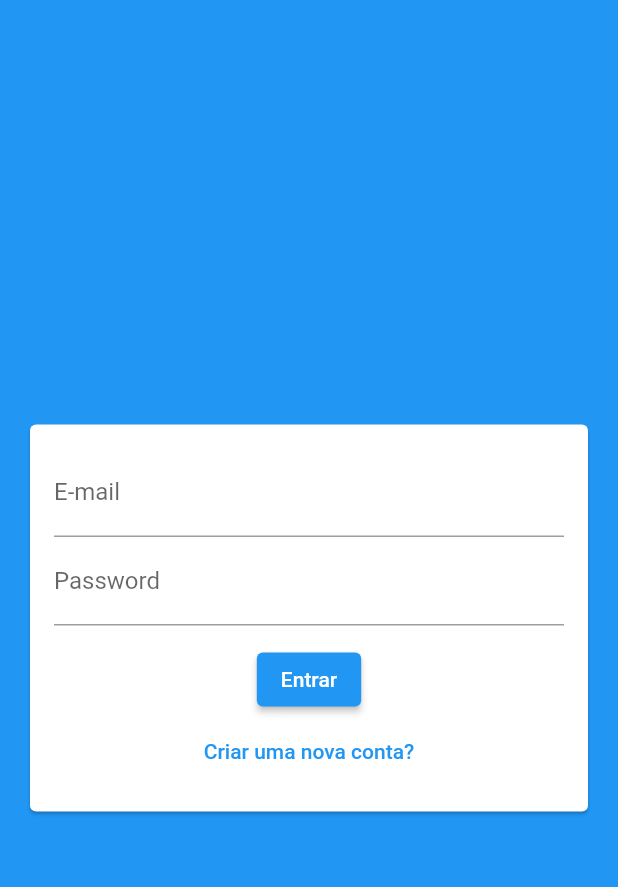
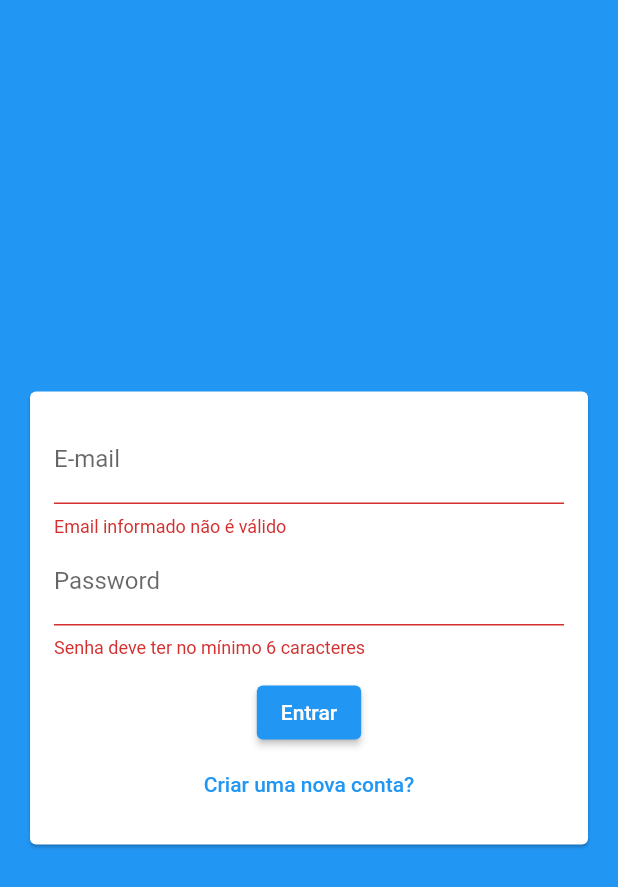
Before and after one commit to Yures1lva/chat-firebase, a Flutter app: the screen it shows after launch, after a tap on "Entrar", on a phone screen of 412 x 824 dp. Shown: the top 887 px of the screen. Run offline on Flutter 3.47's test engine with Material 2 defaults, Android fonts, the phone set to English and light mode, and no system bars.

Commit message:
auterações em auth comunications

```diff
--- a/chat_firebase/lib/componets/auth_form.dart
+++ b/chat_firebase/lib/componets/auth_form.dart
@@ -4,7 +4,8 @@ import 'package:flutter/src/widgets/container.dart';
 import 'package:flutter/src/widgets/framework.dart';
 
 class AuthForm extends StatefulWidget {
-  const AuthForm({super.key});
+  final void Function(AuthFormData) onSubmit;
+  const AuthForm({super.key, required this.onSubmit});
 
   @override
   State<AuthForm> createState() => _AuthFormState();
@@ -15,7 +16,10 @@ class _AuthFormState extends State<AuthForm> {
   final _formData = AuthFormData();
 
   void _submit() {
-    _formkey.currentState?.validate();
+    final isValid = _formkey.currentState?.validate() ?? false;
+    if (!isValid) return;
+
+    widget.onSubmit(_formData);
   }
 
   @override
@@ -34,12 +38,24 @@ class _AuthFormState extends State<AuthForm> {
                     initialValue: _formData.name,
                     onChanged: (name) => _formData.name = name,
                     decoration: InputDecoration(labelText: 'Name'),
+                    validator: (_name) {
+                      final name = _name ?? '';
+                      if (name.trim().length < 5) {
+                        return 'Nome deve ter no minímo 5 caractere';
+                      }
+                    },
                   ),
                 TextFormField(
                   key: ValueKey("email"),
                   initialValue: _formData.email,
                   onChanged: (email) => _formData.email = email,
                   decoration: InputDecoration(labelText: 'E-mail'),
+                  validator: (_email) {
+                    final email = _email ?? '';
+                    if (!email.contains('@')) {
+                      return 'Email informado não é válido';
+                    }
+                  },
                 ),
                 TextFormField(
                   key: ValueKey("password"),
@@ -49,6 +65,12 @@ class _AuthFormState extends State<AuthForm> {
                   decoration: InputDecoration(
                     labelText: 'Password',
                   ),
+                  validator: (_password) {
+                    final password = _password ?? '';
+                    if (password.length < 6) {
+                      return 'Senha deve ter no mínimo 6 caracteres';
+                    }
+                  },
                 ),
                 SizedBox(
                   height: 12,
--- a/chat_firebase/lib/pages/auth_page.dart
+++ b/chat_firebase/lib/pages/auth_page.dart
@@ -1,4 +1,5 @@
 import 'package:chat_firebase/componets/auth_form.dart';
+import 'package:chat_firebase/models/auth_form_data.dart';
 import 'package:flutter/material.dart';
 import 'package:flutter/src/widgets/container.dart';
 import 'package:flutter/src/widgets/framework.dart';
@@ -11,15 +12,36 @@ class AuthPage extends StatefulWidget {
 }
 
 class _AuthPageState extends State<AuthPage> {
+  bool _isLoading = false;
+
+  void _handleSubmit(AuthFormData formData) {
+    setState(() => _isLoading = true);
+    setState(() => _isLoading = false);
+  }
+
   @override
   Widget build(BuildContext context) {
     return Scaffold(
       backgroundColor: Theme.of(context).primaryColor,
-      body: Center(
-          child: SingleChildScrollView(
-        // ignore: prefer_const_constructors
-        child: AuthForm(),
-      )),
+      body: Stack(
+        children: [
+          Center(
+            child: SingleChildScrollView(
+              // ignore: prefer_const_constructors
+              child: AuthForm(
+                onSubmit: _handleSubmit,
+              ),
+            ),
+          ),
+          if (_isLoading)
+            Container(
+              decoration: BoxDecoration(color: Color.fromRGBO(0, 0, 0, 0.8)),
+              child: Center(
+                child: CircularProgressIndicator(),
+              ),
+            )
+        ],
+      ),
     );
   }
 }
```
Also changed, not shown: chat_firebase/pubspec.yaml (+3 -4 lines), chat_firebase/pubspec.lock.
